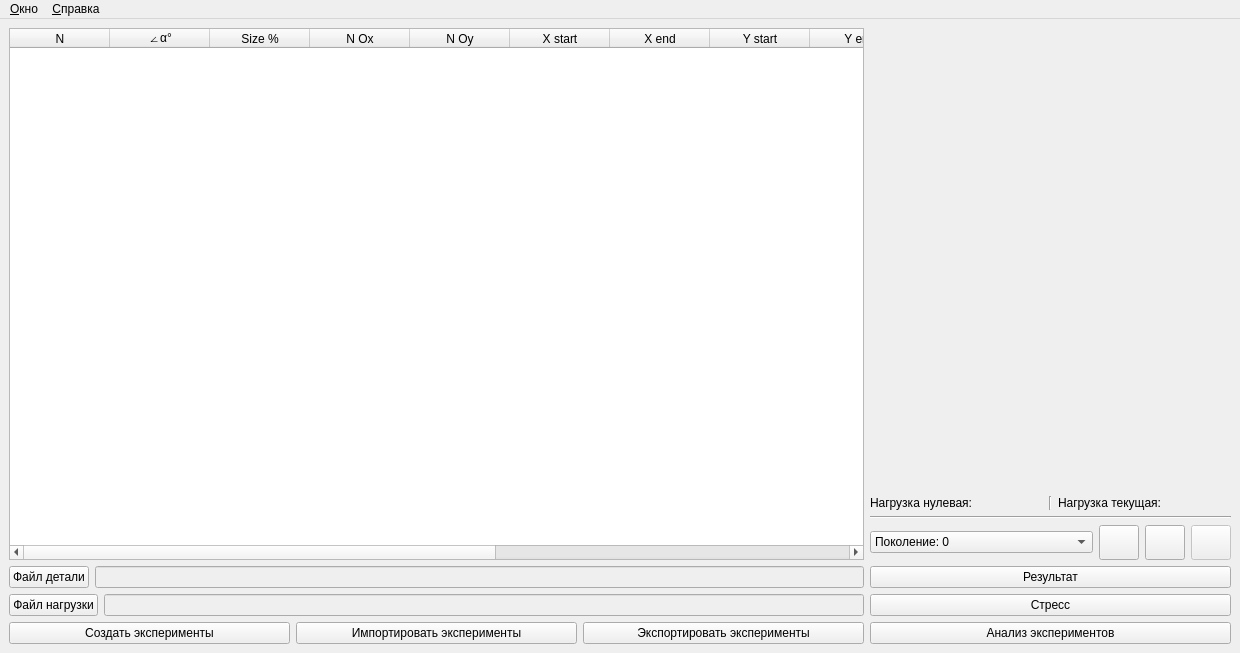
Qt form forms/design.ui (MrOmnomnoshka/GA-cells) before a commit.
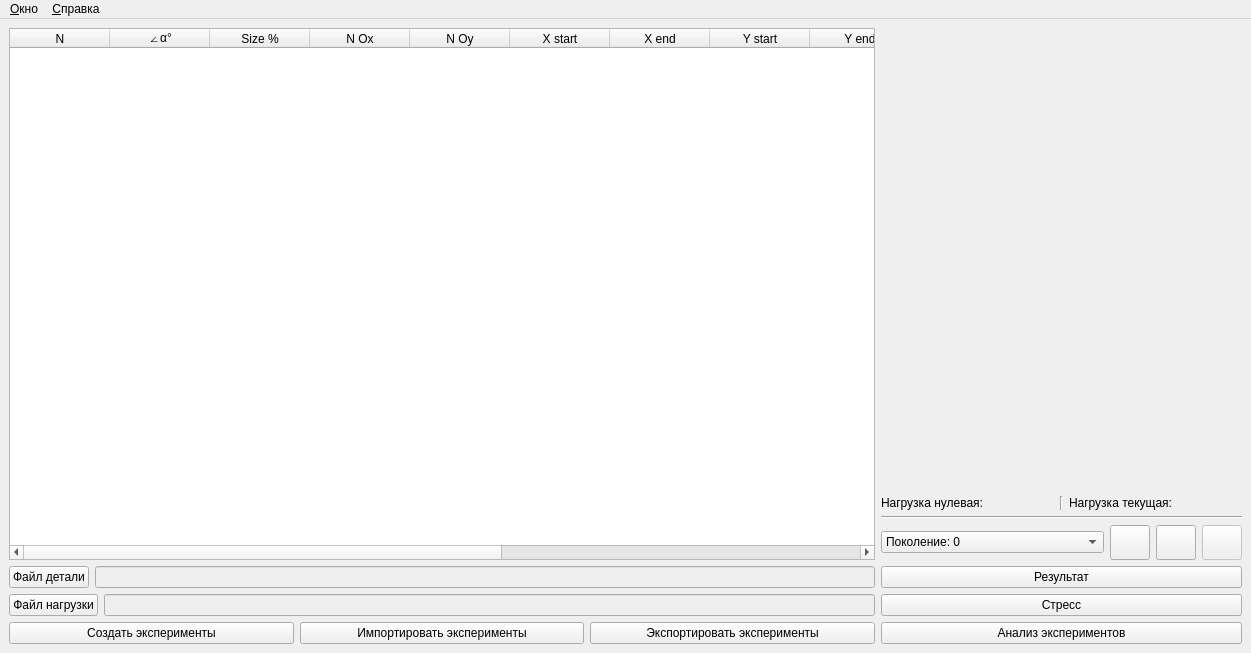
The same form after that commit. Icons and pictures are not drawn. Custom widgets are drawn as their Qt base class.

Patch:
```diff
--- a/forms/design.ui
+++ b/forms/design.ui
@@ -6,7 +6,7 @@
    <rect>
     <x>0</x>
     <y>0</y>
-    <width>1240</width>
+    <width>1251</width>
     <height>653</height>
    </rect>
   </property>
@@ -23,7 +23,7 @@
          <widget class="QTableWidget" name="result_table">
           <property name="minimumSize">
            <size>
-            <width>855</width>
+            <width>866</width>
             <height>0</height>
            </size>
           </property>
@@ -355,7 +355,7 @@
     <rect>
      <x>0</x>
      <y>0</y>
-     <width>1240</width>
+     <width>1251</width>
      <height>26</height>
     </rect>
    </property>
```
Left out of the diff: 8 changed lines with no effect on the pictures.
